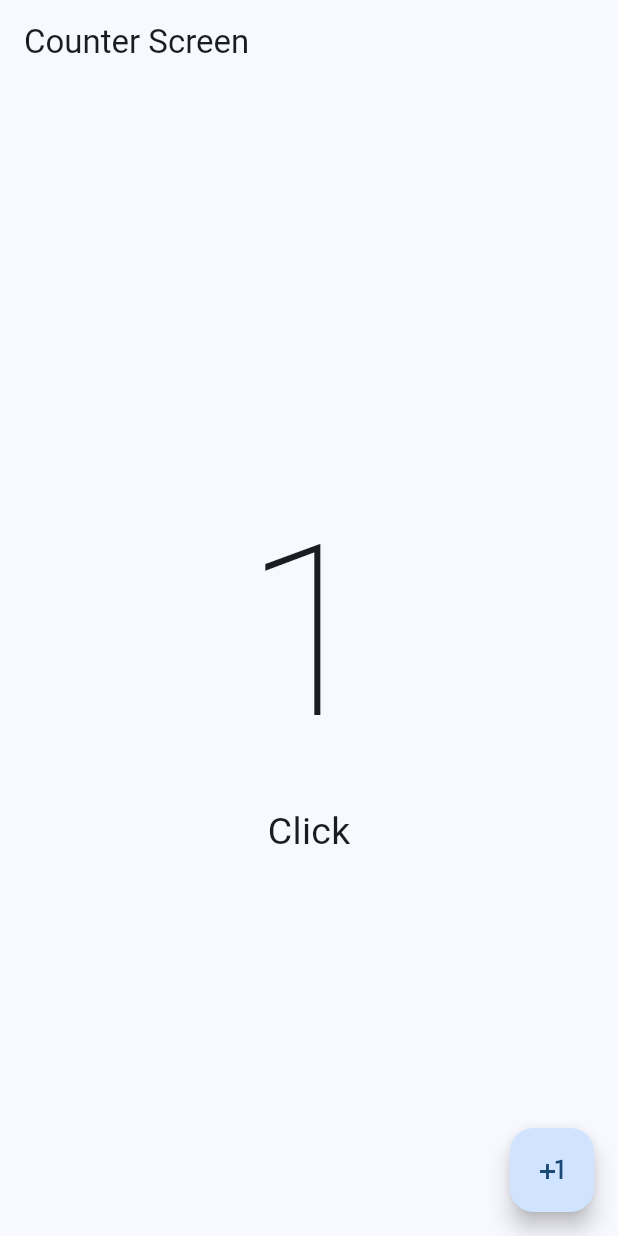
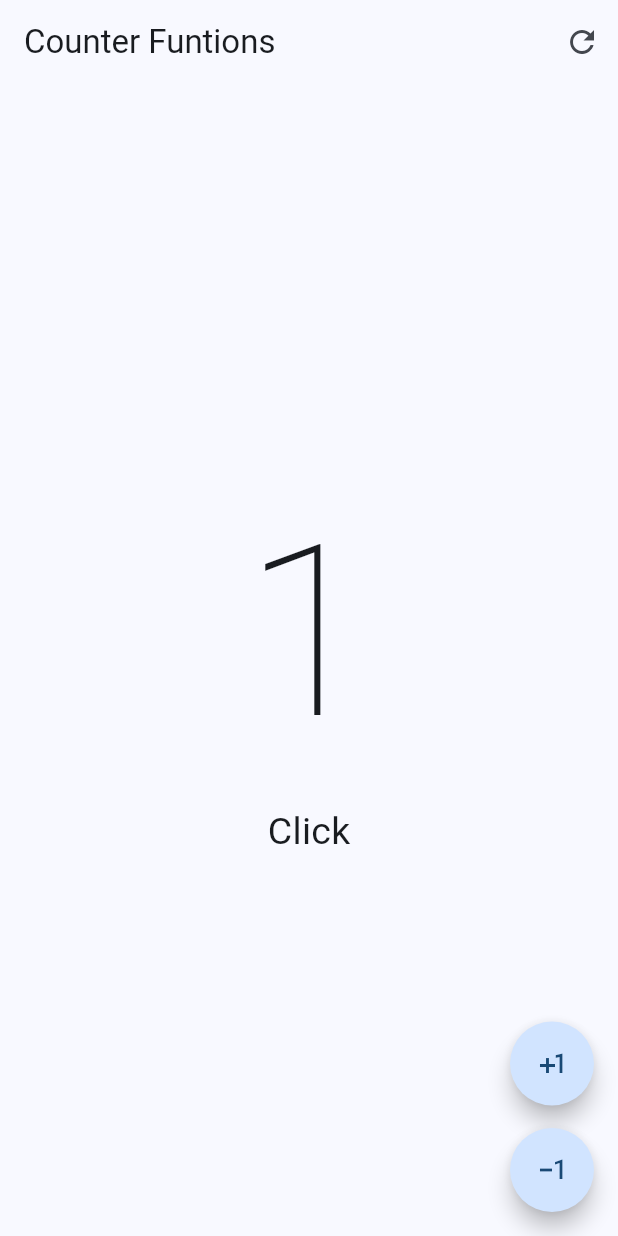
Before and after one commit to iamfister/flutter_application_1, a Flutter app: the screen it shows after launch, after a tap on the "plus one" icon, on a phone screen of 412 x 824 dp. Run offline on Flutter 3.47's test engine with Material 3 defaults, Android fonts, the phone set to English and light mode, and no system bars.

Commit message:
Appbar y acciones

```diff
--- a/lib/main.dart
+++ b/lib/main.dart
@@ -1,5 +1,6 @@
 import 'package:flutter/material.dart';
-import 'package:flutter_application_1/screens/counter/counter_screen.dart';
+import 'package:flutter_application_1/screens/counter/counter_funtions_screen.dart';
+// import 'package:flutter_application_1/screens/counter/counter_screen.dart';
 
 void main(){
   runApp(const MyApp());
@@ -17,7 +18,7 @@ class MyApp extends StatelessWidget {
         useMaterial3: true,
         colorSchemeSeed: Colors.blue
       ),
-      home: const CounterScreen(),
+      home: const CounterFuntionsScreen(),
     );
   }
 
--- /dev/null
+++ b/lib/screens/counter/counter_funtions_screen.dart
@@ -0,0 +1,71 @@
+import 'package:flutter/material.dart';
+
+class CounterFuntionsScreen extends StatefulWidget {
+  const CounterFuntionsScreen({super.key});
+
+  @override
+  State<CounterFuntionsScreen> createState() => _CounterFuntionsScreenState();
+}
+
+class _CounterFuntionsScreenState extends State<CounterFuntionsScreen> {
+  int clickCounter = 0;
+
+  @override
+  Widget build(BuildContext context) {
+    var clickString = 'Click${ clickCounter == 1 ? '' : 's'}';
+    return Scaffold(
+      appBar: AppBar(
+        title: const Text('Counter Funtions'),
+        actions: [
+          IconButton(
+            onPressed: (){
+              setState(() {
+                clickCounter = 0;
+              });
+            },
+            icon: const Icon(Icons.refresh_outlined)
+          ),
+        ],
+      ),
+      body: Center(
+        child: Column(
+          mainAxisAlignment: MainAxisAlignment.center,
+          children: [
+            Text('$clickCounter', style: const TextStyle(fontSize: 160, fontWeight: FontWeight.w100),),
+            Text(clickString, style: const TextStyle(fontSize: 25),)
+          ],
+        ),
+      ),
+      floatingActionButton: Column(
+        mainAxisAlignment: MainAxisAlignment.end,
+        children: [
+          FloatingActionButton(
+            shape: const StadiumBorder(),
+            onPressed: () {
+              setState(() {
+                clickCounter++;
+              });
+            },
+            child: const Icon(Icons.plus_one),
+          ),
+          const SizedBox(height: 15,),
+          FloatingActionButton(
+            shape: const StadiumBorder(),
+            onPressed: () {
+              setState(() {
+                clickCounter--;
+              });
+            },
+            child: const Icon(Icons.exposure_minus_1_outlined),
+          )
+        ],
+      )
+    );
+  }
+}
+
+int test(int clickCounter) {
+  clickCounter++;
+
+  return clickCounter;
+}
```
